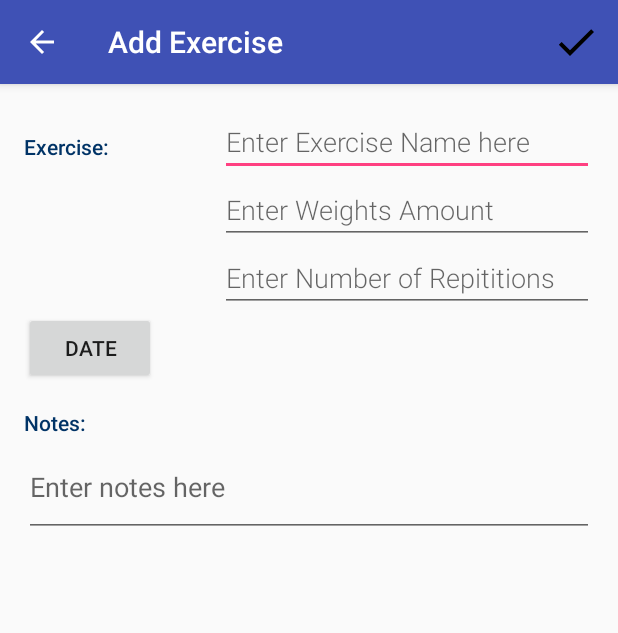
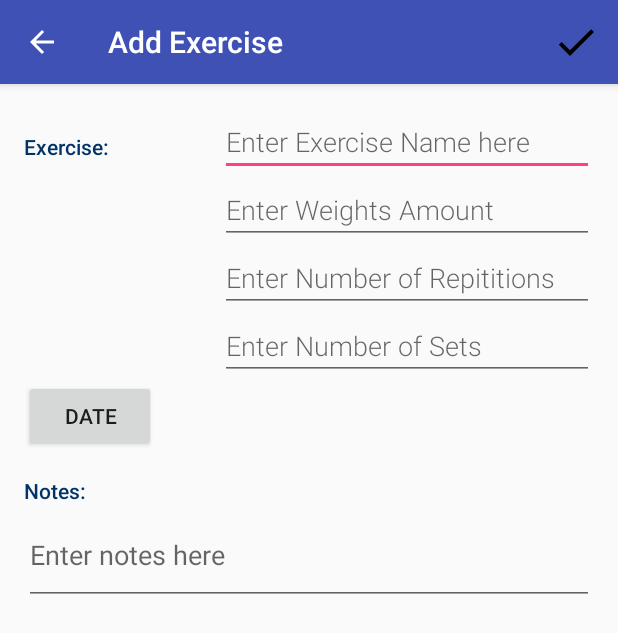
Before and after one commit to babarehner/Android-XMinder, an Android app: the StrengthExActivity screen opened directly, with no data from a screen before it, on a phone screen of 412 x 824 dp. Shown: the top 633 px of the screen. Run offline under Robolectric (Android 15) with nearby library versions, the phone set to English and light mode, and no system bars.

Commit message:
Added 'Sets' column to database. Changed EditText fields to only accept input numbers.

```diff
--- a/app/src/main/java/com/babarehner/android/xminder/StrengthExActivity.java
+++ b/app/src/main/java/com/babarehner/android/xminder/StrengthExActivity.java
@@ -43,6 +43,7 @@ public class StrengthExActivity extends AppCompatActivity implements LoaderManag
     private EditText mExNameEditText;
     private EditText mWeightEditText;
     private EditText mRepsEditText;
+    private EditText mSetsEditText;
     private EditText mNotesEditText;
 
     private TextView tvDate;
@@ -90,12 +91,14 @@ public class StrengthExActivity extends AppCompatActivity implements LoaderManag
         mExNameEditText = (EditText) findViewById(R.id.edit_ex_name);
         mWeightEditText = (EditText) findViewById(R.id.edit_weight_amnt);
         mRepsEditText = (EditText) findViewById(R.id.edit_reps_num);
+        mSetsEditText = (EditText) findViewById(R.id.edit_sets_num);
         mNotesEditText = (EditText) findViewById(R.id.edit_notes);
 
         // Set up Touch Listener on all input fields to see if a field has been modified
         mExNameEditText.setOnTouchListener(mTouchListener);
         mWeightEditText.setOnTouchListener(mTouchListener);
         mRepsEditText.setOnTouchListener(mTouchListener);
+        mSetsEditText.setOnTouchListener(mTouchListener);
         mNotesEditText.setOnTouchListener(mTouchListener);
         tvDate.setOnTouchListener(mTouchListener);
 
@@ -109,6 +112,7 @@ public class StrengthExActivity extends AppCompatActivity implements LoaderManag
                 ExerciseContract.ExerciseEntry.C_EX_NAME,
                 ExerciseContract.ExerciseEntry.C_WEIGHT,
                 ExerciseContract.ExerciseEntry.C_REPS,
+                ExerciseContract.ExerciseEntry.C_SETS,
                 ExerciseContract.ExerciseEntry.C_DATE,
                 ExerciseContract.ExerciseEntry.C_NOTES };
         // start a new thread
@@ -122,6 +126,7 @@ public class StrengthExActivity extends AppCompatActivity implements LoaderManag
             int exNameColIndex = c.getColumnIndex(ExerciseContract.ExerciseEntry.C_EX_NAME);
             int exWeightColIndex = c.getColumnIndex(ExerciseContract.ExerciseEntry.C_WEIGHT);
             int exRepsColIndex = c.getColumnIndex(ExerciseContract.ExerciseEntry.C_REPS);
+            int exSetsColIndex = c.getColumnIndex(ExerciseContract.ExerciseEntry.C_SETS);
             int exDateColIndex = c.getColumnIndex(ExerciseContract.ExerciseEntry.C_DATE);
             int exNoteColIndex = c.getColumnIndex(ExerciseContract.ExerciseEntry.C_NOTES);
 
@@ -129,6 +134,7 @@ public class StrengthExActivity extends AppCompatActivity implements LoaderManag
             String exName = c.getString(exNameColIndex);
             String exWeight = c.getString(exWeightColIndex);
             String exReps = c.getString(exRepsColIndex);
+            String exSets = c.getString(exSetsColIndex);
             String exDate = c.getString(exDateColIndex);
             String exNote = c.getString(exNoteColIndex);
 
@@ -136,6 +142,7 @@ public class StrengthExActivity extends AppCompatActivity implements LoaderManag
             mExNameEditText.setText(exName);
             mWeightEditText.setText(exWeight);
             mRepsEditText.setText(exReps);
+            mSetsEditText.setText(exSets);
             mNotesEditText.setText(exNote);
             tvDate.setText(exDate);
         }
@@ -148,6 +155,7 @@ public class StrengthExActivity extends AppCompatActivity implements LoaderManag
         mExNameEditText.setText("");
         mWeightEditText.setText("");
         mRepsEditText.setText("");
+        mSetsEditText.setText("");
         mNotesEditText.setText("");
         tvDate.setText("");
     }
@@ -265,6 +273,7 @@ public class StrengthExActivity extends AppCompatActivity implements LoaderManag
         String exNameString = mExNameEditText.getText().toString().trim();
         String weightString = mWeightEditText.getText().toString().trim();
         String repsString = mRepsEditText.getText().toString().trim();
+        String setsString = mSetsEditText.getText().toString().trim();
         String notesString = mNotesEditText.getText().toString().trim();
         String dateString = tvDate.getText().toString().trim();
 
@@ -280,6 +289,7 @@ public class StrengthExActivity extends AppCompatActivity implements LoaderManag
         values.put(ExerciseContract.ExerciseEntry.C_EX_NAME, exNameString);
         values.put(ExerciseContract.ExerciseEntry.C_WEIGHT, weightString);
         values.put(ExerciseContract.ExerciseEntry.C_REPS, repsString);
+        values.put(ExerciseContract.ExerciseEntry.C_SETS, setsString);
         values.put(ExerciseContract.ExerciseEntry.C_NOTES, notesString);
         values.put(ExerciseContract.ExerciseEntry.C_DATE, dateString);
 
--- a/app/src/main/java/com/babarehner/android/xminder/data/ExerciseContract.java
+++ b/app/src/main/java/com/babarehner/android/xminder/data/ExerciseContract.java
@@ -68,6 +68,7 @@ public final class ExerciseContract {
         public static final String C_GRAPHIC = "Graphic";
         public static final String C_NOTES = "Notes";
         public static final String C_DATE = "Date";
+        public static final String C_SETS = "Sets";
 
         // name of table for cardio training
         public static final String TCARDIO = "TCardio";
--- a/app/src/main/java/com/babarehner/android/xminder/data/ExerciseDBHelper.java
+++ b/app/src/main/java/com/babarehner/android/xminder/data/ExerciseDBHelper.java
@@ -10,6 +10,7 @@ import static com.babarehner.android.xminder.data.ExerciseContract.ExerciseEntry
 import static com.babarehner.android.xminder.data.ExerciseContract.ExerciseEntry.C_NOTES;
 import static com.babarehner.android.xminder.data.ExerciseContract.ExerciseEntry.C_ORDER;
 import static com.babarehner.android.xminder.data.ExerciseContract.ExerciseEntry.C_REPS;
+import static com.babarehner.android.xminder.data.ExerciseContract.ExerciseEntry.C_SETS;
 import static com.babarehner.android.xminder.data.ExerciseContract.ExerciseEntry.C_WEIGHT;
 import static com.babarehner.android.xminder.data.ExerciseContract.ExerciseEntry.TSTRENGTH;
 import static com.babarehner.android.xminder.data.ExerciseContract.ExerciseEntry._IDS;
@@ -40,6 +41,7 @@ public class ExerciseDBHelper extends SQLiteOpenHelper {
                 + C_EX_NAME + " TEXT NOT NULL, "
                 + C_WEIGHT + " INTEGER, "
                 + C_REPS + " INTEGER, "
+                + C_SETS + " INTEGER, "
                 + C_GRAPHIC + " TEXT, "
                 + C_NOTES + " TEXT, "
                 + C_DATE + " TEXT);";
--- a/app/src/main/res/layout/activity_strengthex.xml
+++ b/app/src/main/res/layout/activity_strengthex.xml
@@ -40,14 +40,21 @@
             <EditText
                 android:id="@+id/edit_weight_amnt"
                 android:hint="@string/hint_weight_amnt"
-                android:inputType="textCapWords"
+                android:inputType="number"
                 style="@style/ExerciseFieldStyle" />
 
-            <!-- Amount of weight -->
+            <!-- number of reps -->
             <EditText
                 android:id="@+id/edit_reps_num"
                 android:hint="@string/hint_reps_num"
-                android:inputType="textCapWords"
+                android:inputType="number"
+                style="@style/ExerciseFieldStyle" />
+
+            <!-- number of sets -->
+            <EditText
+                android:id="@+id/edit_sets_num"
+                android:hint="Enter Number of Sets"
+                android:inputType="number"
                 style="@style/ExerciseFieldStyle" />
 
         </LinearLayout>
```
